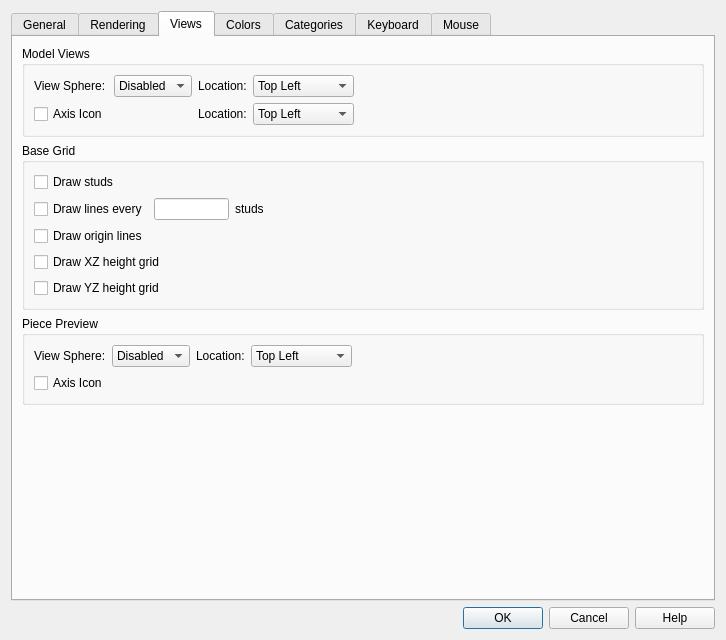
This is qt/lc_qpreferencesdialog.ui in nathaneltitane/studworx as Qt 5 draws it before an edit. The edited form follows.
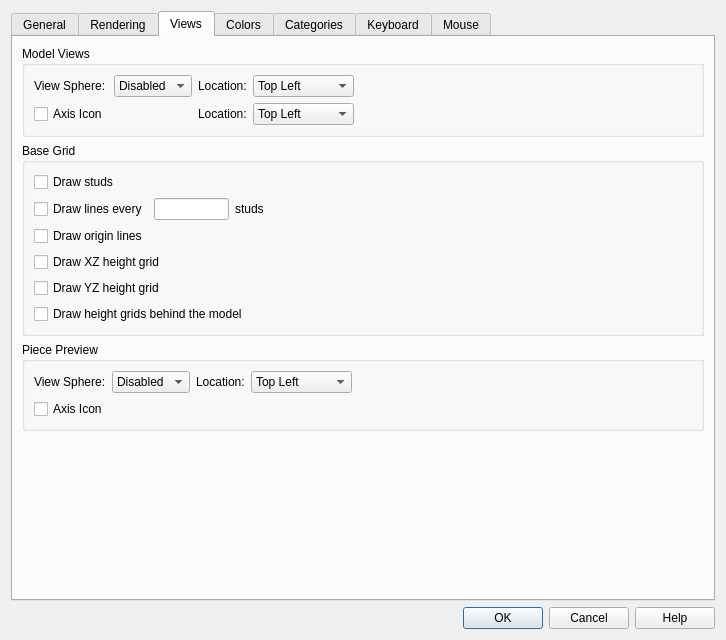
This is the edited form. The open tabs and pages were chosen to show the change. Icons and pictures are not drawn.

Commit message:
Add an option to draw the height grids behind the model
Draw the height grids through the origin axes by default, with an option and a View.Grid.ToggleHeightBehindModel command to draw them on the side of the model facing away from the camera instead.

What changed in the file:
```diff
--- a/qt/lc_qpreferencesdialog.ui
+++ b/qt/lc_qpreferencesdialog.ui
@@ -1114,6 +1114,16 @@
             </property>
            </widget>
           </item>
+          <item row="5" column="0" colspan="3">
+           <widget class="QCheckBox" name="GridHeightBehindCheckBox">
+            <property name="toolTip">
+             <string>Draw the height grids on the side of the model facing away from the camera instead of through the origin axes.</string>
+            </property>
+            <property name="text">
+             <string>Draw height grids behind the model</string>
+            </property>
+           </widget>
+          </item>
           <item row="0" column="0" colspan="3">
            <widget class="QCheckBox" name="gridStuds">
             <property name="toolTip">
```
Left out of the diff: 1 changed line with no effect on the pictures. The commit also changes 9 other files.
